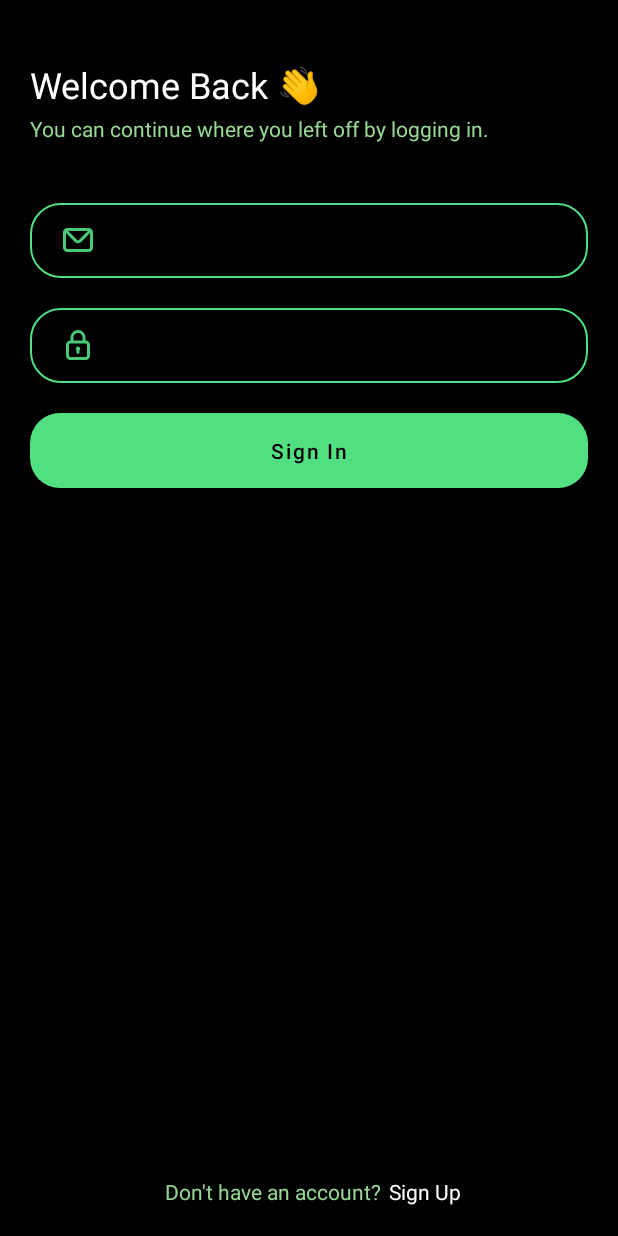
After one commit to Azizadx/Newsly, an Android app: the SignInActivity screen opened directly, with no data from a screen before it, on a phone screen of 412 x 824 dp. The commit adds this screen. Run offline under Robolectric (Android 15) with nearby library versions, the phone set to English and light mode, and no system bars; our stand-ins replace Firebase (no records; nobody signed in at launch, a user with empty details on screens opened directly).

Commit message:
added sign-in ui and main functionality

```diff
--- a/app/src/main/AndroidManifest.xml
+++ b/app/src/main/AndroidManifest.xml
@@ -9,7 +9,8 @@
         android:roundIcon="@mipmap/newsl_logo"
         android:supportsRtl="true"
         android:theme="@style/Theme.Newsly">
-        <activity android:name=".ui.main.view.base.BaseActivity"/>
+        <activity android:name=".ui.main.view.SignInActivity"></activity>
+        <activity android:name=".ui.main.view.base.BaseActivity" />
         <activity android:name=".ui.main.view.SignUpActivity">
             <intent-filter>
                 <action android:name="android.intent.action.MAIN" />
@@ -17,8 +18,7 @@
                 <category android:name="android.intent.category.LAUNCHER" />
             </intent-filter>
         </activity>
-        <activity android:name=".ui.main.view.MainActivity">
-        </activity>
+        <activity android:name=".ui.main.view.MainActivity" />
     </application>
 
 </manifest>
--- /dev/null
+++ b/app/src/main/java/com/azizadx/newsly/ui/main/view/SignInActivity.java
@@ -0,0 +1,57 @@
+package com.azizadx.newsly.ui.main.view;
+
+import androidx.appcompat.app.AppCompatActivity;
+
+import android.annotation.SuppressLint;
+import android.content.Intent;
+import android.os.Bundle;
+import android.view.MotionEvent;
+import android.view.View;
+import android.widget.Button;
+import android.widget.EditText;
+import android.widget.TextView;
+import android.widget.Toast;
+
+import com.azizadx.newsly.R;
+import com.azizadx.newsly.ui.main.view.base.BaseActivity;
+
+public class SignInActivity extends BaseActivity implements View.OnTouchListener {
+    private EditText email, pass;
+
+    @SuppressLint("ClickableViewAccessibility")
+    @Override
+    protected void onCreate(Bundle savedInstanceState) {
+        super.onCreate(savedInstanceState);
+        setContentView(R.layout.activity_sign_in);
+
+        email = findViewById(R.id.editTextEmail);
+        pass = findViewById(R.id.editTextPassword);
+
+        Button signInButton = findViewById(R.id.buttonSignIn);
+        signInButton.setOnClickListener(view -> buttonSignIn());
+
+        TextView signUpTextView = findViewById(R.id.textSignUp);
+        signUpTextView.setOnTouchListener(this);
+    }
+
+    private void buttonSignIn() {
+        if ( email.getText().toString().isEmpty()
+                || pass.getText().toString().isEmpty()) {
+            Toast.makeText(this, "Empty Input", Toast.LENGTH_SHORT).show();
+            return;
+        }
+        signIn(email.getText().toString(), pass.getText().toString());
+    }
+
+    private void clickSignUp() {
+       Intent intent = new Intent(this, SignUpActivity.class);
+       startActivity(intent);
+    }
+
+    @SuppressLint("ClickableViewAccessibility")
+    @Override
+    public boolean onTouch(View view, MotionEvent motionEvent) {
+        clickSignUp();
+        return false;
+    }
+}
--- a/app/src/main/java/com/azizadx/newsly/ui/main/view/SignUpActivity.java
+++ b/app/src/main/java/com/azizadx/newsly/ui/main/view/SignUpActivity.java
@@ -44,9 +44,9 @@ public class SignUpActivity extends BaseActivity implements View.OnTouchListener
     }
 
     private void clickSignIn() {
-        Toast.makeText(getApplicationContext(), "Go To SignIn", Toast.LENGTH_SHORT).show();
-//        Intent intent = new Intent(this, SignInActivity.class);
-//        startActivity(intent);
+       // Toast.makeText(getApplicationContext(), "Go To SignIn", Toast.LENGTH_SHORT).show();
+      Intent intent = new Intent(this, SignInActivity.class);
+      startActivity(intent);
     }
 
     @SuppressLint("ClickableViewAccessibility")
--- /dev/null
+++ b/app/src/main/res/layout/activity_sign_in.xml
@@ -0,0 +1,78 @@
+<?xml version="1.0" encoding="utf-8"?>
+<LinearLayout xmlns:android="http://schemas.android.com/apk/res/android"
+    xmlns:tools="http://schemas.android.com/tools"
+    android:layout_width="match_parent"
+    android:layout_height="match_parent"
+    android:orientation="vertical"
+    android:background="@color/black"
+    android:padding="20dp"
+    tools:context=".ui.main.view.SignUpActivity">
+
+    <TextView
+        android:layout_width="match_parent"
+        android:layout_height="wrap_content"
+        android:textColor="@color/white"
+        android:textSize="24sp"
+        android:paddingTop="20dp"
+        android:text="@string/welcome_Back" />
+
+    <TextView
+        android:layout_width="match_parent"
+        android:layout_height="wrap_content"
+        android:textColor="@color/primary_light_green"
+        android:paddingTop="3dp"
+        android:paddingBottom="30dp"
+        android:text="@string/Signin_subtitle" />
+
+    <EditText
+        android:id="@+id/editTextEmail"
+        style="@style/edit_text"
+        android:background="@drawable/rounded_edit_text_focused"
+        android:hint="@string/email_address"
+        android:drawableStart="@drawable/ic_email"
+        android:drawablePadding="20dp"
+        android:paddingStart="20dp"
+        android:paddingEnd="20dp"
+        android:inputType="textEmailAddress"
+        android:autofillHints="" />
+
+    <EditText
+        android:id="@+id/editTextPassword"
+        style="@style/edit_text"
+        android:background="@drawable/rounded_edit_text_focused"
+        android:hint="@string/password"
+        android:drawableStart="@drawable/ic_password"
+        android:drawablePadding="20dp"
+        android:paddingStart="20dp"
+        android:paddingEnd="20dp"
+        android:inputType="textPassword"
+        android:autofillHints="" />
+
+    <Button
+        android:id="@+id/buttonSignIn"
+        style="@style/green_button"
+        android:background="@drawable/rounded_button"
+        android:text="@string/sign_in"/>
+
+    <LinearLayout
+        android:layout_width="match_parent"
+        android:layout_height="match_parent"
+        android:gravity="center|bottom">
+
+        <TextView
+            android:layout_width="wrap_content"
+            android:layout_height="wrap_content"
+            android:paddingStart="5dp"
+            android:paddingEnd="5dp"
+            android:textColor="@color/primary_light_green"
+            android:text="@string/dont_have_an_account"/>
+
+        <TextView
+            android:id="@+id/textSignUp"
+            android:layout_width="wrap_content"
+            android:layout_height="wrap_content"
+            android:textColor="@color/white"
+            android:text="@string/sign_up"/>
+
+    </LinearLayout>
+</LinearLayout>
--- a/app/src/main/res/values/strings.xml
+++ b/app/src/main/res/values/strings.xml
@@ -1,7 +1,9 @@
 <resources>
     <string name="app_name">Newsly</string>
     <string name="welcome_to_newsly">Welcome To Newsly 👋</string>
+    <string name="welcome_Back">Welcome Back 👋</string>
     <string name="Signup_subtitle">Hello, I guess you are new around here. You can start using the application after sign up.</string>
+    <string name="Signin_subtitle">You can continue where you left off by logging in.</string>
     <string name="username">Username</string>
     <string name="email_address">Email Address</string>
     <string name="password">Password</string>
@@ -9,5 +11,6 @@
     <string name="sign_up">Sign Up</string>
     <string name="sign_in">Sign In</string>
     <string name="already_have_an_account">Already have an account?</string>
+    <string name="dont_have_an_account">Don\'t have an account?</string>
 
 </resources>
--- a/build.gradle
+++ b/build.gradle
@@ -5,7 +5,7 @@ buildscript {
         jcenter()
     }
     dependencies {
-        classpath "com.android.tools.build:gradle:4.1.3"
+        classpath 'com.android.tools.build:gradle:4.2.2'
         classpath 'com.google.gms:google-services:4.3.8'
 
         // NOTE: Do not place your application dependencies here; they belong
```
Also changed, not shown: gradle/wrapper/gradle-wrapper.properties.
